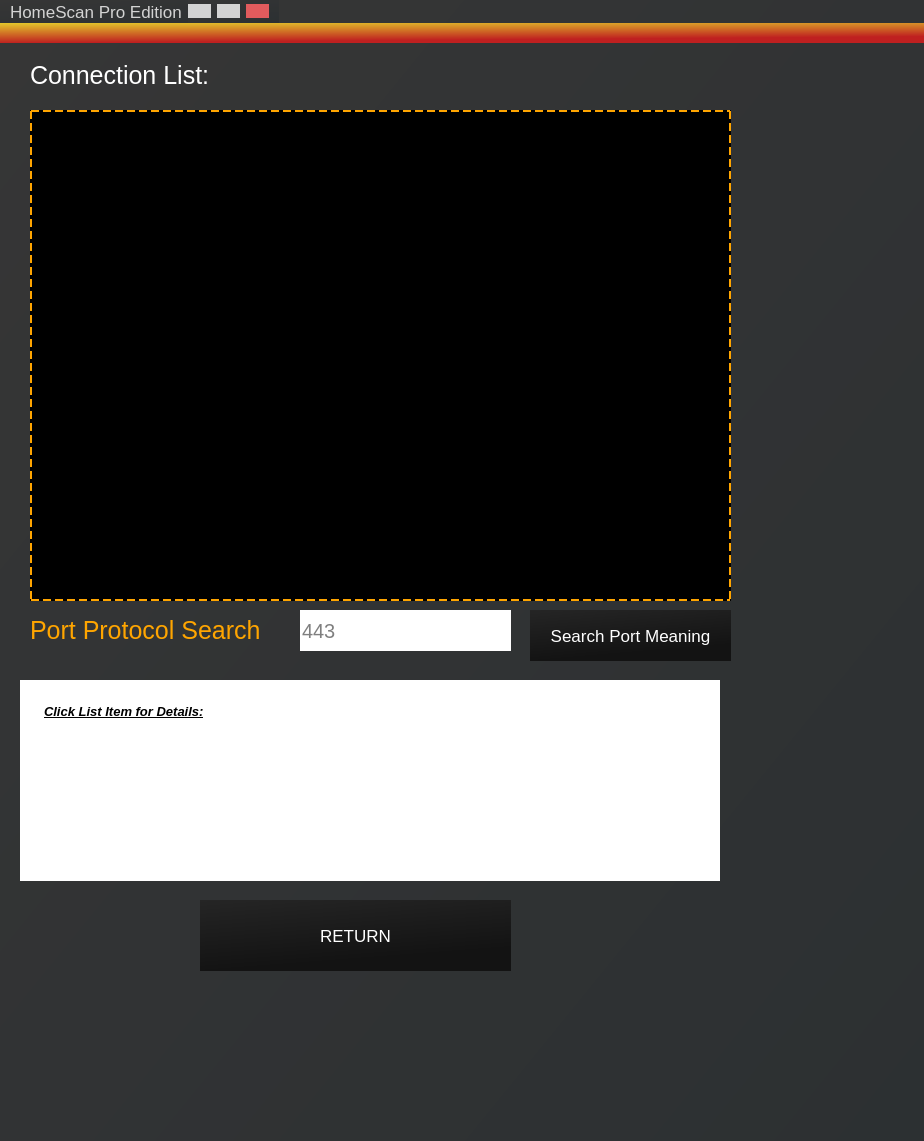
Above: router/conn_list.ui from hunterjreid/HomeScan before the change. Below: the same form after it.
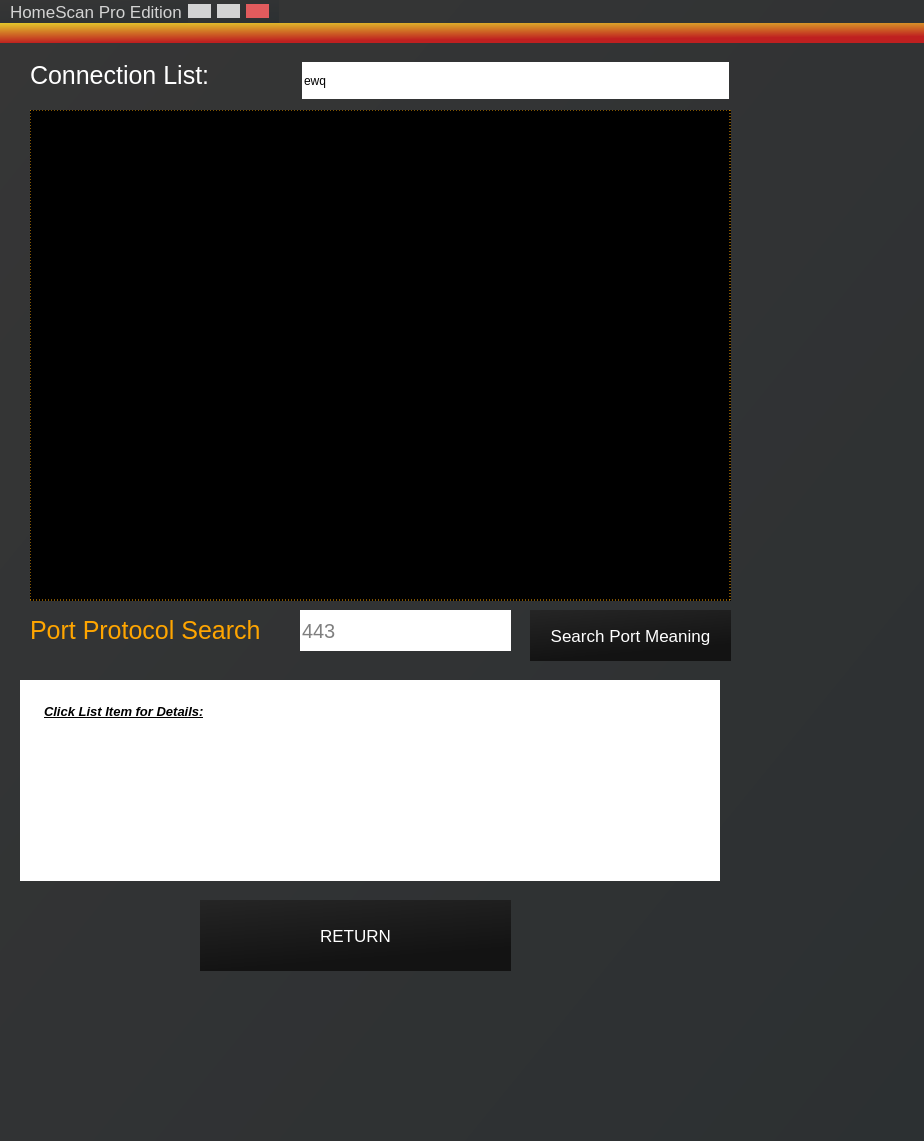
That is the form after the change. Icons and pictures are not drawn.

```diff
--- a/router/conn_list.ui
+++ b/router/conn_list.ui
@@ -308,7 +308,7 @@
 color: white;
 padding: 20px;
 font-size:20px;
-border: 2px dashed orange;</string>
+border: 1.4px dashed orange;</string>
        </property>
        <property name="verticalScrollBarPolicy">
         <enum>Qt::ScrollBarAlwaysOff</enum>
@@ -423,6 +423,24 @@
         </size>
        </property>
       </widget>
+      <widget class="QLineEdit" name="lineEdit_2">
+       <property name="geometry">
+        <rect>
+         <x>300</x>
+         <y>60</y>
+         <width>431</width>
+         <height>41</height>
+        </rect>
+       </property>
+       <property name="styleSheet">
+        <string notr="true">background: white;
+color: black;
+margin:2px;</string>
+       </property>
+       <property name="text">
+        <string>ewq</string>
+       </property>
+      </widget>
      </widget>
     </item>
    </layout>
```
